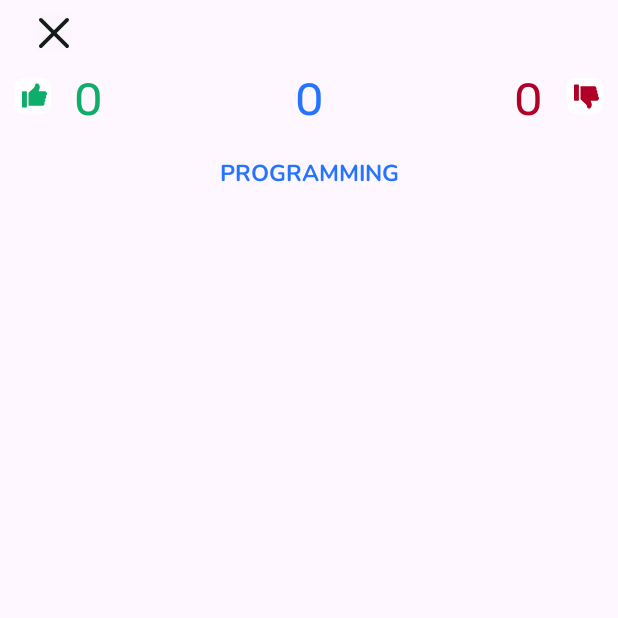
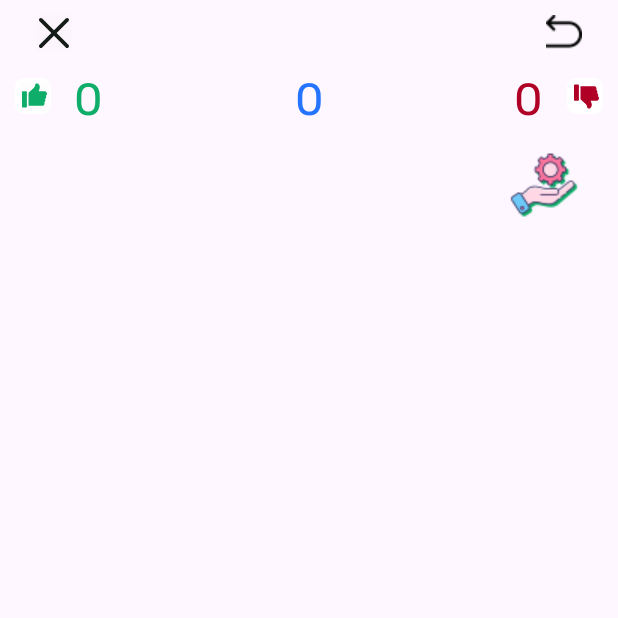
Before and after one commit to NikolayEl/LearnEnglishWordsApp, an Android app: the screen it shows after launch (MainActivity), after a tap on an icon or button, on a phone screen of 412 x 824 dp, the top half of it. Run offline under Robolectric (Android 15) with nearby library versions, the phone set to English and light mode, and no system bars.

Commit message:
btn back is DONE title word gravity is DONE picture depending on the category selected is DONE redesigned the layout exit is DONE

```diff
--- a/app/src/main/java/ru/nelshin/learnenglishwordsapp/MainActivity.kt
+++ b/app/src/main/java/ru/nelshin/learnenglishwordsapp/MainActivity.kt
@@ -36,22 +36,29 @@ class MainActivity : AppCompatActivity() {
         val tempMap: MutableMap<String, String>
 
         var score = ScoreAnswer()
-        if(choice == getString(R.string.result_school))
+        if(choice == getString(R.string.result_school)) {
             tempMap = inputData(R.raw.base_school)
-        else if(choice == getString(R.string.result_travel))
+            binding.ivChoiceCategory.setImageResource(R.drawable.school48)
+        }
+        else if(choice == getString(R.string.result_travel)) {
             tempMap = inputData(R.raw.base_traveling)
-        else if(choice == getString(R.string.result_sport))
+            binding.ivChoiceCategory.setImageResource(R.drawable.aerplane)
+        }
+        else if(choice == getString(R.string.result_sport)) {
             tempMap = inputData(R.raw.base_sporting)
-        else
+            binding.ivChoiceCategory.setImageResource(R.drawable.sport48)
+        }
+        else {
             tempMap = inputData(R.raw.base_programming)
-
+            binding.ivChoiceCategory.setImageResource(R.drawable.developer48)
+        }
         val englishWords = mutableListOf<String>()
         val tempEnglishWords = mutableListOf<String>()
 
         inAnimation = AnimationUtils.loadAnimation(this, R.anim.words_in)
         inAnimationSlowly = AnimationUtils.loadAnimation(this, R.anim.words_in_slowly)
         outAnimation = AnimationUtils.loadAnimation(this, R.anim.words_out)
-        binding.tvCategoryLearn.text = choice
+
 
 
         val answerLauout1 =
@@ -225,6 +232,9 @@ class MainActivity : AppCompatActivity() {
         }
         binding.btnAnswerYesExit.setOnClickListener {
             finishAffinity()
+        }
+        binding.btnBack.setOnClickListener{
+            finish()
         }
 
 
--- /dev/null
+++ b/app/src/main/res/drawable/shape_button_future_stroke.xml
@@ -0,0 +1,6 @@
+<?xml version="1.0" encoding="utf-8"?>
+<shape xmlns:android="http://schemas.android.com/apk/res/android">
+    <stroke android:width="2dp" android:color="@color/black"></stroke>
+    <corners android:radius="22dp"/>
+    <solid android:color="@color/white"></solid>
+</shape>
--- /dev/null
+++ b/app/src/main/res/drawable/shape_rounded_containers_blue_questions.xml
@@ -0,0 +1,6 @@
+<?xml version="1.0" encoding="utf-8"?>
+<shape xmlns:android="http://schemas.android.com/apk/res/android">
+    <stroke android:width="3dp" android:color="@color/black"/>
+    <corners android:radius="22dp"/>
+    <solid  android:color="@color/buttonBlueColor"></solid>
+</shape>
--- a/app/src/main/res/layout/activity_main.xml
+++ b/app/src/main/res/layout/activity_main.xml
@@ -19,6 +19,32 @@
         app:layout_constraintTop_toTopOf="parent">
 
     </ImageButton>
+
+    <ImageButton
+        android:id="@+id/btnBack"
+        android:layout_width="wrap_content"
+        android:layout_height="wrap_content"
+        android:layout_marginTop="10dp"
+        android:layout_marginEnd="24dp"
+        app:layout_constraintEnd_toEndOf="parent"
+        app:layout_constraintTop_toTopOf="parent"
+        android:src="@drawable/back24"
+        android:background="@android:color/transparent"
+        android:contentDescription="back image button">
+
+    </ImageButton>
+
+    <ImageView
+        android:id="@+id/ivChoiceCategory"
+        android:layout_width="wrap_content"
+        android:layout_height="wrap_content"
+        android:layout_marginTop="15dp"
+        android:layout_marginEnd="25dp"
+        android:src="@drawable/developer48"
+        app:layout_constraintEnd_toEndOf="parent"
+        app:layout_constraintTop_toBottomOf="@+id/clScoresBar">
+
+    </ImageView>
 
     <androidx.constraintlayout.widget.ConstraintLayout
         android:id="@+id/clScoresBar"
@@ -260,22 +286,6 @@
     </LinearLayout>
 
     <TextView
-        android:id="@+id/tvCategoryLearn"
-        android:layout_width="match_parent"
-        android:layout_height="wrap_content"
-        android:fontFamily="@font/nunito_bold"
-        android:gravity="center"
-        android:layout_marginTop="20dp"
-        android:text="@string/result_programming"
-        android:textAllCaps="true"
-        android:textColor="@color/buttonBlueColor"
-        android:textSize="15sp"
-        app:layout_constraintEnd_toEndOf="parent"
-        app:layout_constraintStart_toStartOf="parent"
-        app:layout_constraintTop_toBottomOf="@+id/clScoresBar">
-
-    </TextView>
-    <TextView
         android:id="@+id/tvQuestionWord"
         android:layout_width="wrap_content"
         android:layout_height="wrap_content"
@@ -286,6 +296,7 @@
         android:text="Galaxy"
         android:textColor="#202027"
         android:textSize="50sp"
+        android:gravity="center"
         app:layout_constraintEnd_toEndOf="parent"
         app:layout_constraintStart_toStartOf="parent"
         app:layout_constraintTop_toBottomOf="@+id/btnClose"
@@ -298,7 +309,7 @@
         android:id="@+id/llQuestionExitProgramm"
         android:layout_width="300dp"
         android:layout_height="170dp"
-        android:background="@drawable/shape_rounded_variants_correct"
+        android:background="@drawable/shape_rounded_containers_blue_questions"
         android:visibility="gone"
         android:layout_marginBottom="150dp"
         app:layout_constraintBottom_toBottomOf="parent"
@@ -339,8 +350,7 @@
             android:layout_height="50dp"
             android:layout_marginStart="30dp"
             android:layout_marginTop="10dp"
-            android:background="@drawable/shape_button_future"
-            android:backgroundTint="@color/white"
+            android:background="@drawable/shape_button_future_stroke"
             android:fontFamily="@font/nunito_bold"
             android:text="@string/button_no"
             android:textAllCaps="true"
@@ -354,8 +364,7 @@
             android:layout_height="50dp"
             android:layout_marginTop="10dp"
             android:layout_marginEnd="30dp"
-            android:background="@drawable/shape_button_future"
-            android:backgroundTint="@color/white"
+            android:background="@drawable/shape_button_future_stroke"
             android:fontFamily="@font/nunito_bold"
             android:text="@string/button_yes"
             android:textAllCaps="true"
```
Also changed, not shown: app/src/main/res/drawable/aerplane.png (added), app/src/main/res/drawable/back24.png (added), app/src/main/res/drawable/developer48.png (added), app/src/main/res/drawable/school48.png (added), app/src/main/res/drawable/sport48.png (added), 1 other file.
